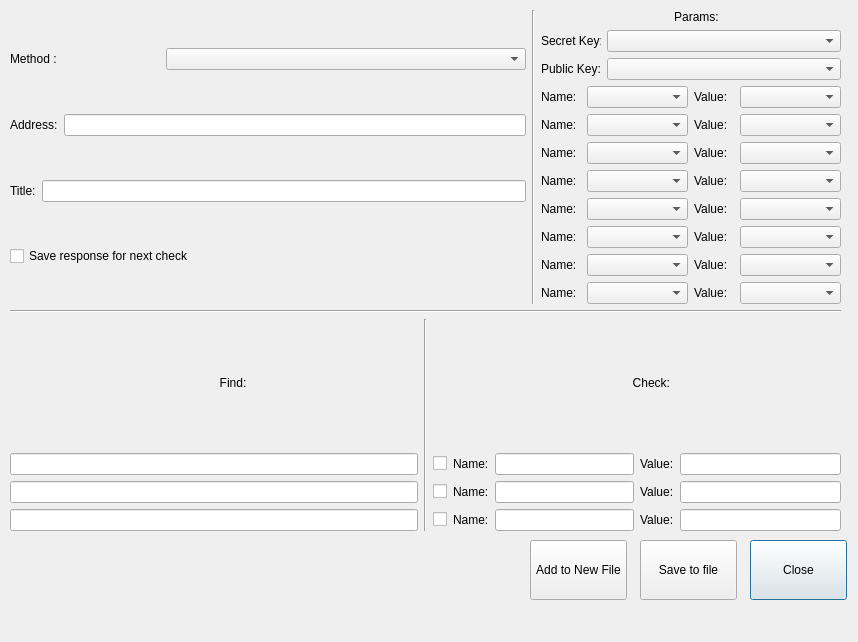
Above: new_line_design.ui from yvgenyk/API-Test2 before the change. Below: the same form after it.
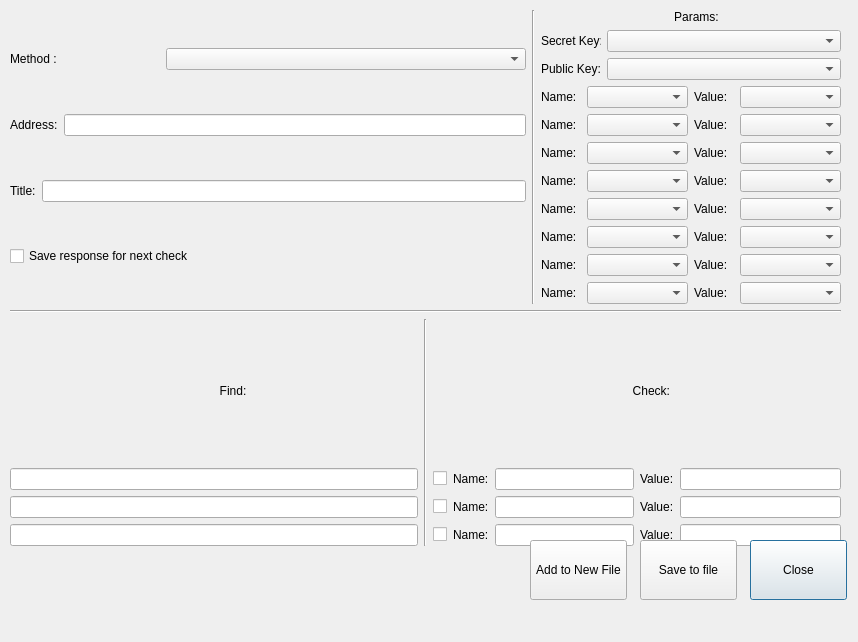
That is the form after the change. Icons and pictures are not drawn.

```diff
--- a/new_line_design.ui
+++ b/new_line_design.ui
@@ -19,7 +19,7 @@
      <x>10</x>
      <y>10</y>
      <width>831</width>
-     <height>521</height>
+     <height>536</height>
     </rect>
    </property>
    <layout class="QVBoxLayout" name="verticalLayout_5">
```
Left out of the diff: 4 changed lines with no effect on the pictures.
